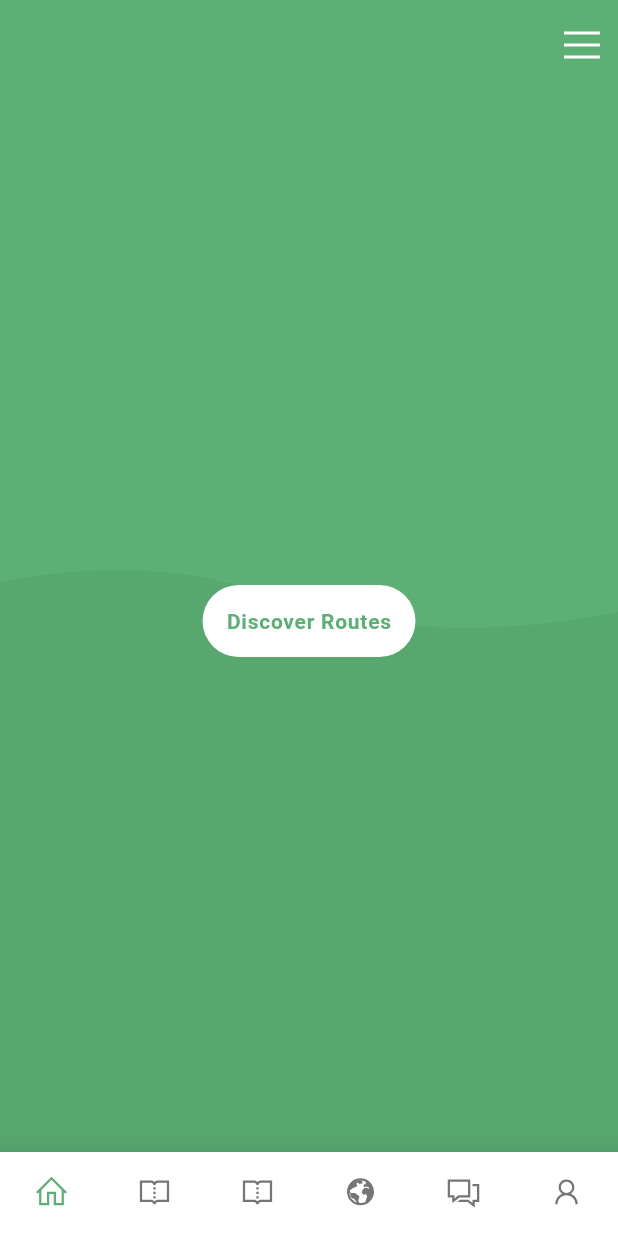
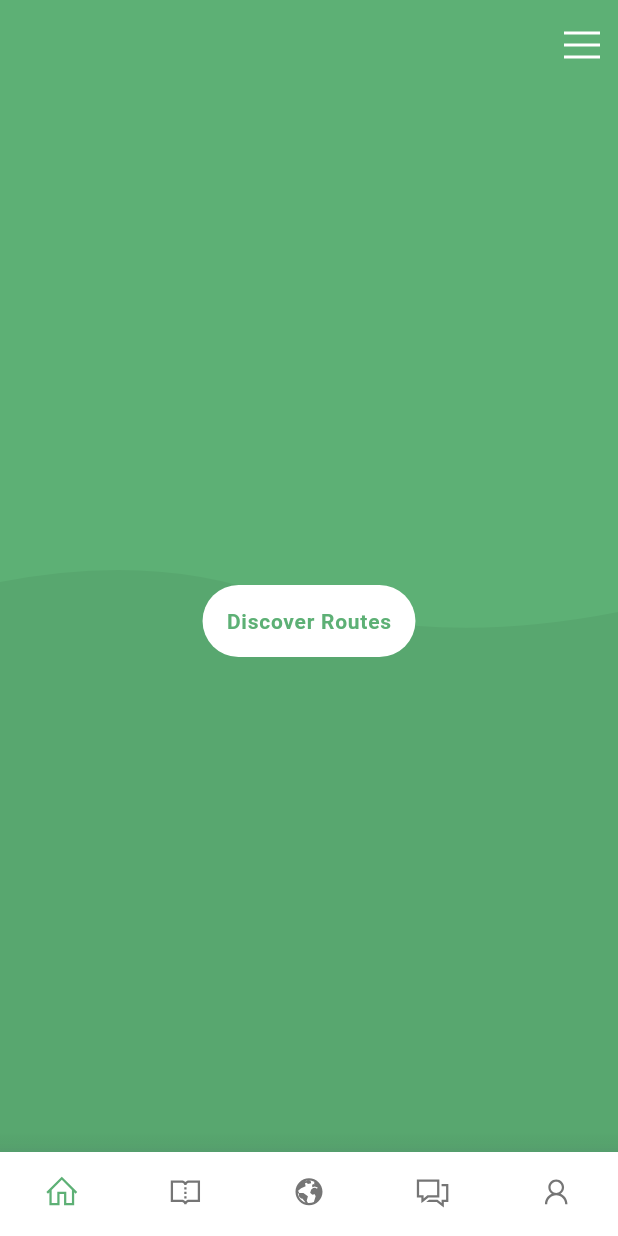
Before and after one commit to tomlaws/hikee, a Flutter app: the screen it shows after launch, on a phone screen of 412 x 824 dp. Run offline on Flutter 3.47's test engine with Material 2 defaults, Android fonts, the phone set to English and light mode, and no system bars; our stand-ins replace cached_network_image, carousel_slider, csv, fl_chart, flutter_rating_bar, flutter_secure_storage and 9 more; missing offline and left inert: flutter_polyline_points, geolocator_web, shared_preferences_web; accounts and stored records are empty; network calls fail.

Commit message:
remove library example tab

```diff
--- a/lib/main.dart
+++ b/lib/main.dart
@@ -148,7 +148,6 @@ class _MyHomePageState extends State<MyHomePage> {
         switchToTab: (i) => _onTap(i),
       ),
       LibraryScreen(),
-      LibraryExampleScreen(),
       EventsScreen(),
       CommunityScreen(),
       ProfileScreen()
@@ -166,8 +165,6 @@ class _MyHomePageState extends State<MyHomePage> {
           BottomNavigationBarItem(
               icon: Icon(LineAwesomeIcons.book_open), label: 'Library'),
           BottomNavigationBarItem(
-              icon: Icon(LineAwesomeIcons.book_open), label: 'Library'),
-          BottomNavigationBarItem(
               icon: Icon(LineAwesomeIcons.globe), label: 'Events'),
           BottomNavigationBarItem(
               icon: Icon(LineAwesomeIcons.comments), label: 'Community'),
```
